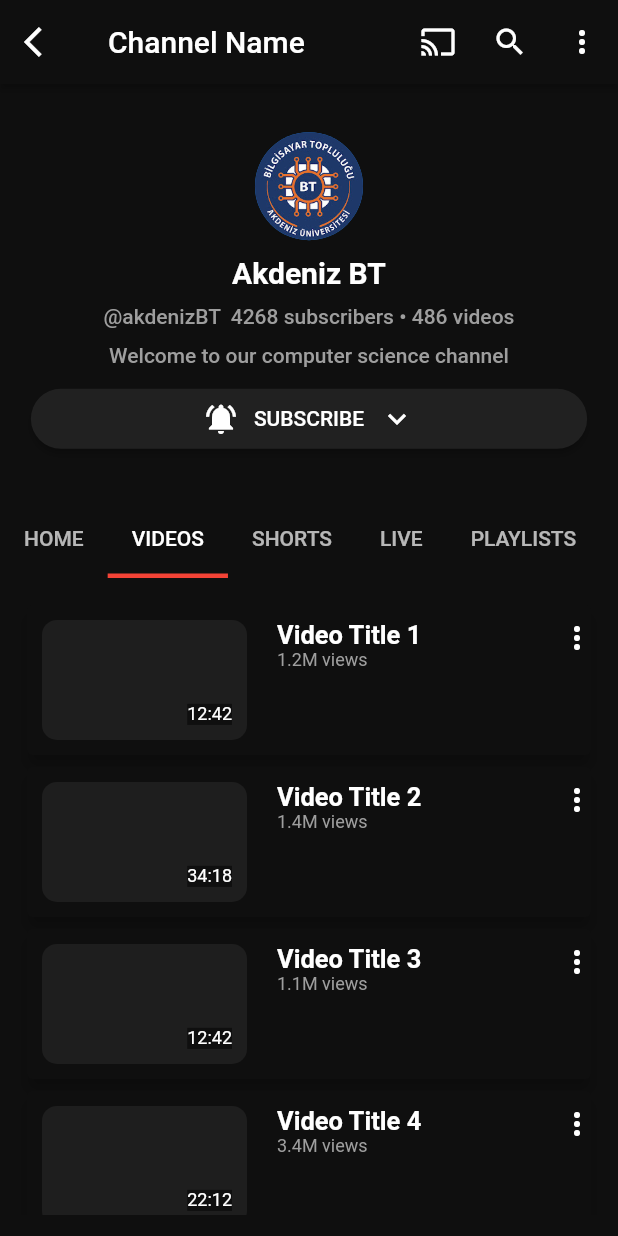
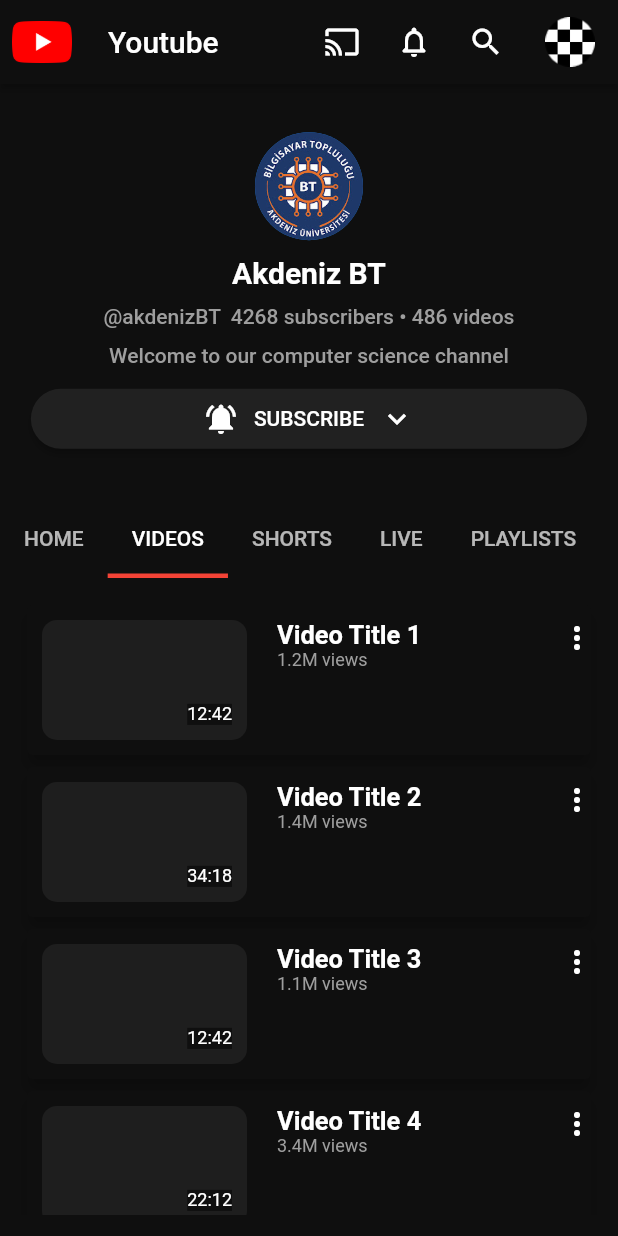
Before and after one commit to yuciferr/youtube_clone, a Flutter app: the PersonalPageHome screen opened directly, tab 2 chosen, on a phone screen of 412 x 824 dp. Run offline on Flutter 3.47's test engine with Material 2 defaults, Android fonts, the phone set to English and light mode, and no system bars; our stand-ins replace firebase_auth, firebase_core, flutter_otp_text_field; accounts and stored records are empty; network calls fail.

Commit message:
BaseAppBar widget created in commons folder.

```diff
--- /dev/null
+++ b/lib/commons/base_app_bar.dart
@@ -0,0 +1,73 @@
+import 'package:flutter/material.dart';
+import 'package:youtube_clone/screens/account_page/account_page.dart';
+
+import '../constants/image_strings.dart';
+import '../screens/home_screen/subscriptions_screen.dart';
+import '../screens/search_page/search_page.dart';
+
+class BaseAppBar extends StatelessWidget implements PreferredSizeWidget {
+  /// you can add more fields that meet your needs
+
+  @override
+  Widget build(BuildContext context) {
+    return AppBar(
+      leading: TextButton(
+        onPressed: () {
+          // veri çekme isteği atılacak
+        },
+        child: Image.asset(MyImageStrings.appBarYoutubeLogo),
+      ),
+      title: const Text(
+        'Youtube',
+      ),
+      actions: [
+        IconButton(
+          onPressed: () {},
+          icon: const Icon(
+            Icons.cast,
+            color: Colors.white,
+          ),
+        ),
+        IconButton(
+          onPressed: () {
+            Navigator.push(
+              context,
+              MaterialPageRoute(
+                builder: (context) => const SubscriptionsScreen(),
+              ),
+            );
+          },
+          icon: const Icon(
+            Icons.notifications_none_rounded,
+            color: Colors.white,
+          ),
+        ),
+        IconButton(
+          onPressed: () {
+            Navigator.push(context,
+                MaterialPageRoute(builder: (context) => const SearchPage()));
+          },
+          icon: const Icon(
+            Icons.search,
+            color: Colors.white,
+          ),
+        ),
+        TextButton(
+          onPressed: () {
+            // User Profile gidecek
+            Navigator.push(context,
+                MaterialPageRoute(builder: (context) => const AccountPage()));
+          },
+          child: Image.asset(
+            MyImageStrings.appBarUserProfileImage,
+            height: 33,
+            width: 33,
+          ),
+        ),
+      ],
+    );
+  }
+
+  @override
+  Size get preferredSize => new Size.fromHeight(kToolbarHeight);
+}
--- a/lib/screens/personal_page/personal_page_home.dart
+++ b/lib/screens/personal_page/personal_page_home.dart
@@ -1,4 +1,5 @@
 import 'package:flutter/material.dart';
+import 'package:youtube_clone/commons/base_app_bar.dart';
 import 'package:youtube_clone/screens/personal_page/channel_about_page.dart';
 import 'package:youtube_clone/screens/personal_page/channel_channels_page.dart';
 import 'package:youtube_clone/screens/personal_page/channel_community_page.dart';
@@ -20,29 +21,7 @@ class _PersonalPageHomeState extends State<PersonalPageHome> {
   @override
   Widget build(BuildContext context) {
     return Scaffold(
-      appBar: AppBar(
-        leading: IconButton(
-          icon: const Icon(Icons.arrow_back_ios),
-          onPressed: () {
-            Navigator.pop(context);
-          },
-        ),
-        title: const Text('Channel Name'),
-        actions: <Widget>[
-          IconButton(
-            icon: Icon(Icons.cast),
-            onPressed: () {},
-          ),
-          IconButton(
-            icon: Icon(Icons.search),
-            onPressed: () {},
-          ),
-          IconButton(
-            icon: const Icon(Icons.more_vert),
-            onPressed: () {},
-          ),
-        ],
-      ),
+      appBar: BaseAppBar(),
       body: Center(
         child: Column(
           mainAxisAlignment: MainAxisAlignment.center,
```
Also changed, not shown: lib/screens/account_page/account_page.dart (+6 -5 lines), lib/screens/home_screen/home_screen.dart (+2 -60 lines), lib/screens/home_screen/library_screen.dart (+2 -61 lines), lib/screens/home_screen/subscriptions_screen.dart (+2 -59 lines).
